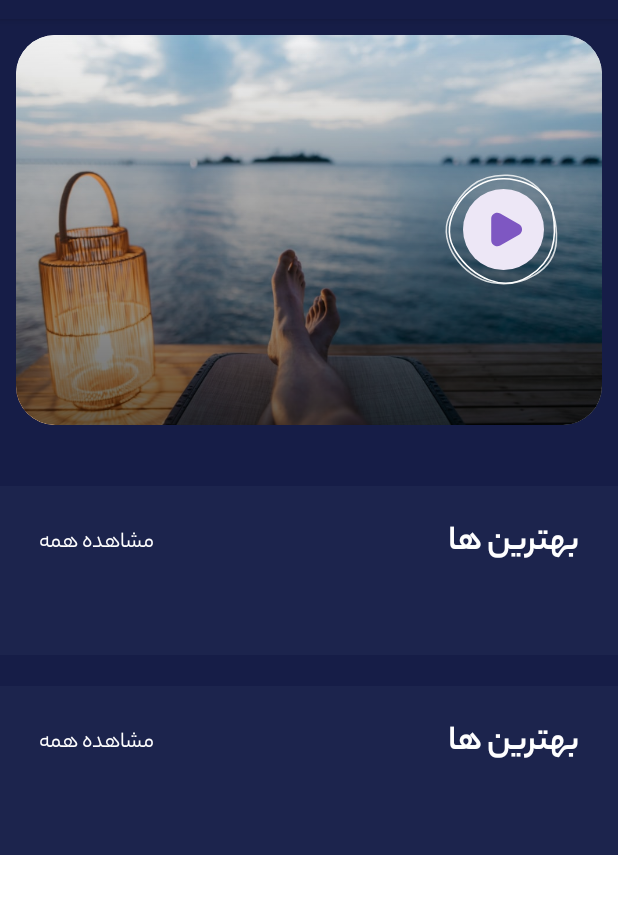
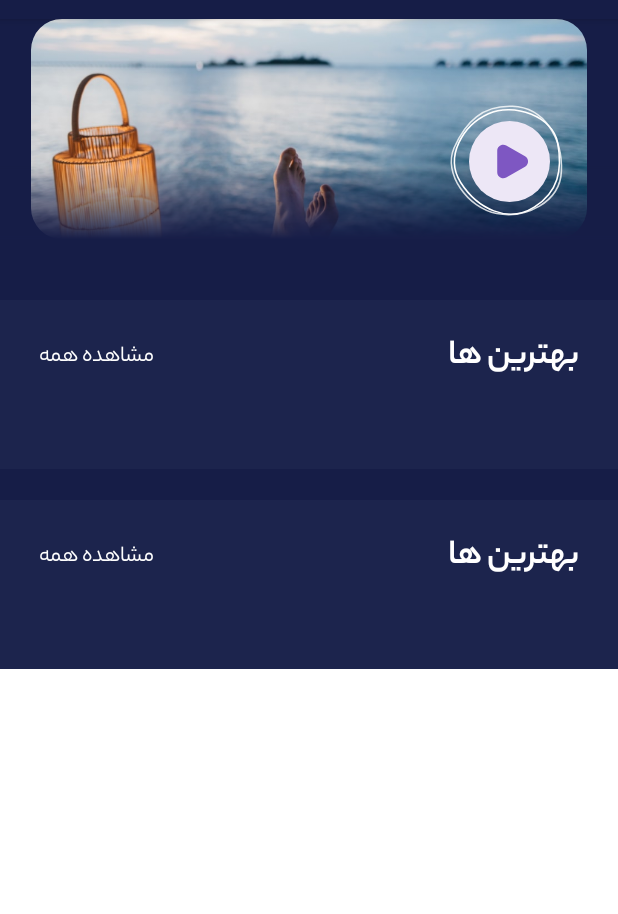
Before and after one commit to AndroidFPN/DreamApp, an Android app: the layout home_fragment.xml on its own in the app's theme, with its tools: preview values and no code run, on a phone screen of 412 x 824 dp, the part 65-979 px from its top. Run offline under Robolectric (Android 15) with nearby library versions, the phone set to English and light mode, and no system bars.

Commit message:
[Add] above image to home_fragment.xml and remove it from home_music_banner.xml

```diff
--- a/app/build.gradle
+++ b/app/build.gradle
@@ -46,6 +46,7 @@ android {
     }
 
     namespace 'com.androidfpn.dreamapp'
+    buildToolsVersion '32.0.0'
 }
 
 dependencies {
--- /dev/null
+++ b/app/src/main/res/drawable/shadow_deep_blue.xml
@@ -0,0 +1,10 @@
+<?xml version="1.0" encoding="utf-8"?>
+<shape xmlns:android="http://schemas.android.com/apk/res/android"
+    android:shape="rectangle">
+    <gradient
+        android:angle="270"
+        android:centerX="300%"
+        android:centerColor="@color/DeepBlue500"
+        android:endColor="@color/DeepBlue500"
+        android:type="linear" />
+</shape>
--- a/app/src/main/res/layout/home_fragment.xml
+++ b/app/src/main/res/layout/home_fragment.xml
@@ -30,15 +30,55 @@
 
         </com.google.android.material.appbar.AppBarLayout>
 
-        <include
-            android:id="@+id/music_banner_layout"
-            layout="@layout/home_music_banner"
+        <com.google.android.material.imageview.ShapeableImageView
+            android:id="@+id/imageView"
             android:layout_width="match_parent"
-            android:layout_height="wrap_content"
-            android:layout_margin="@dimen/_8sdp"
-            app:layout_constraintEnd_toEndOf="parent"
-            app:layout_constraintStart_toStartOf="parent"
-            app:layout_constraintTop_toBottomOf="@+id/appBarHome" />
+            android:layout_height="0dp"
+            app:layout_constraintHeight_percent="0.3"
+            android:layout_marginHorizontal="@dimen/_16sdp"
+            android:scaleType="centerCrop"
+            android:src="@drawable/banner_image1"
+            app:layout_constraintTop_toBottomOf="@+id/appBarHome"
+            app:shapeAppearance="@style/ShapeAppearanceOverlay.App.CornerSize20Percent" />
+
+        <View
+            android:layout_width="match_parent"
+            android:layout_height="0dp"
+            app:layout_constraintHeight_percent="0.1"
+            android:background="@drawable/shadow_deep_blue"
+            app:layout_constraintBottom_toBottomOf="@id/imageView" />
+
+        <androidx.appcompat.widget.AppCompatImageButton
+            android:layout_width="@dimen/_60sdp"
+            android:layout_height="@dimen/_60sdp"
+            android:layout_centerInParent="true"
+            android:background="@android:color/transparent"
+            android:src="@drawable/play_icon_rippled"
+            app:layout_constraintBottom_toBottomOf="@id/animationView"
+            app:layout_constraintEnd_toEndOf="@id/animationView"
+            app:layout_constraintStart_toStartOf="@id/animationView"
+            app:layout_constraintTop_toTopOf="@id/animationView" />
+
+        <com.airbnb.lottie.LottieAnimationView
+            android:id="@+id/animationView"
+            android:layout_width="@dimen/_80sdp"
+            android:layout_height="@dimen/_80sdp"
+            android:layout_centerInParent="true"
+            app:layout_constraintBottom_toBottomOf="@+id/imageView"
+            app:layout_constraintEnd_toEndOf="@id/imageView"
+            app:lottie_autoPlay="true"
+            app:lottie_loop="true"
+            app:lottie_rawRes="@raw/play_button_anim"
+            app:lottie_url="REPLACE_JSON_URL" />
+        <!--        <include-->
+        <!--            android:id="@+id/music_banner_layout"-->
+        <!--            layout="@layout/home_music_banner"-->
+        <!--            android:layout_width="match_parent"-->
+        <!--            android:layout_height="wrap_content"-->
+        <!--            android:layout_margin="@dimen/_8sdp"-->
+        <!--            app:layout_constraintEnd_toEndOf="parent"-->
+        <!--            app:layout_constraintStart_toStartOf="parent"-->
+        <!--            app:layout_constraintTop_toBottomOf="@+id/appBarHome" />-->
 
         <HorizontalScrollView
             android:id="@+id/chipsScroll"
@@ -48,17 +88,17 @@
             android:scrollbars="none"
             app:layout_constraintEnd_toEndOf="parent"
             app:layout_constraintStart_toStartOf="parent"
-            app:layout_constraintTop_toBottomOf="@+id/music_banner_layout">
+            app:layout_constraintTop_toBottomOf="@+id/imageView">
 
             <com.google.android.material.chip.ChipGroup
                 android:id="@+id/chipGroup"
                 android:layout_width="wrap_content"
                 android:layout_height="wrap_content"
-                app:singleLine="true"
                 android:layout_marginStart="24dp"
                 android:layout_marginTop="20dp"
                 android:layout_marginEnd="24dp"
-                android:layoutDirection="rtl" />
+                android:layoutDirection="rtl"
+                app:singleLine="true" />
 
 
         </HorizontalScrollView>
--- a/app/src/main/res/layout/home_music_banner.xml
+++ /dev/null
@@ -1,58 +0,0 @@
-<?xml version="1.0" encoding="utf-8"?>
-<androidx.constraintlayout.widget.ConstraintLayout xmlns:android="http://schemas.android.com/apk/res/android"
-    xmlns:app="http://schemas.android.com/apk/res-auto"
-    android:layout_width="match_parent"
-    android:layout_height="wrap_content">
-
-    <com.google.android.material.card.MaterialCardView
-        android:id="@+id/card"
-        android:layout_width="match_parent"
-        android:layout_height="@dimen/_200sdp"
-        app:cardCornerRadius="@dimen/_20sdp"
-        app:layout_constraintEnd_toEndOf="parent"
-        app:layout_constraintStart_toStartOf="parent"
-        app:layout_constraintTop_toTopOf="parent">
-
-        <com.google.android.material.imageview.ShapeableImageView
-            android:id="@+id/imageView"
-            android:layout_width="match_parent"
-            android:layout_height="wrap_content"
-            android:scaleType="centerCrop"
-            android:src="@drawable/banner_image1"
-            app:layout_constraintEnd_toEndOf="parent"
-            app:layout_constraintStart_toStartOf="parent" />
-
-        <View
-            android:id="@+id/view"
-            android:layout_width="match_parent"
-            android:layout_height="wrap_content"
-            android:background="@drawable/image_shadow"
-            app:layout_constraintEnd_toEndOf="parent"
-            app:layout_constraintStart_toStartOf="parent" />
-        <RelativeLayout
-            android:layout_width="wrap_content"
-            android:layout_height="wrap_content"
-            android:layout_gravity="center_vertical|end"
-            android:layout_marginEnd="@dimen/_10sdp">
-            <androidx.appcompat.widget.AppCompatImageButton
-                android:layout_width="@dimen/_60sdp"
-                android:layout_height="@dimen/_60sdp"
-                android:layout_centerInParent="true"
-                android:background="@android:color/transparent"
-                android:src="@drawable/play_icon_rippled" />
-
-            <com.airbnb.lottie.LottieAnimationView
-                android:id="@+id/animationView"
-                android:layout_width="@dimen/_80sdp"
-                android:layout_height="@dimen/_80sdp"
-                android:layout_centerInParent="true"
-                app:lottie_autoPlay="true"
-                app:lottie_loop="true"
-                app:lottie_rawRes="@raw/play_button_anim"
-                app:lottie_url="REPLACE_JSON_URL" />
-        </RelativeLayout>
-
-
-    </com.google.android.material.card.MaterialCardView>
-
-</androidx.constraintlayout.widget.ConstraintLayout>
```
Also changed, not shown: gradle/wrapper/gradle-wrapper.properties.
